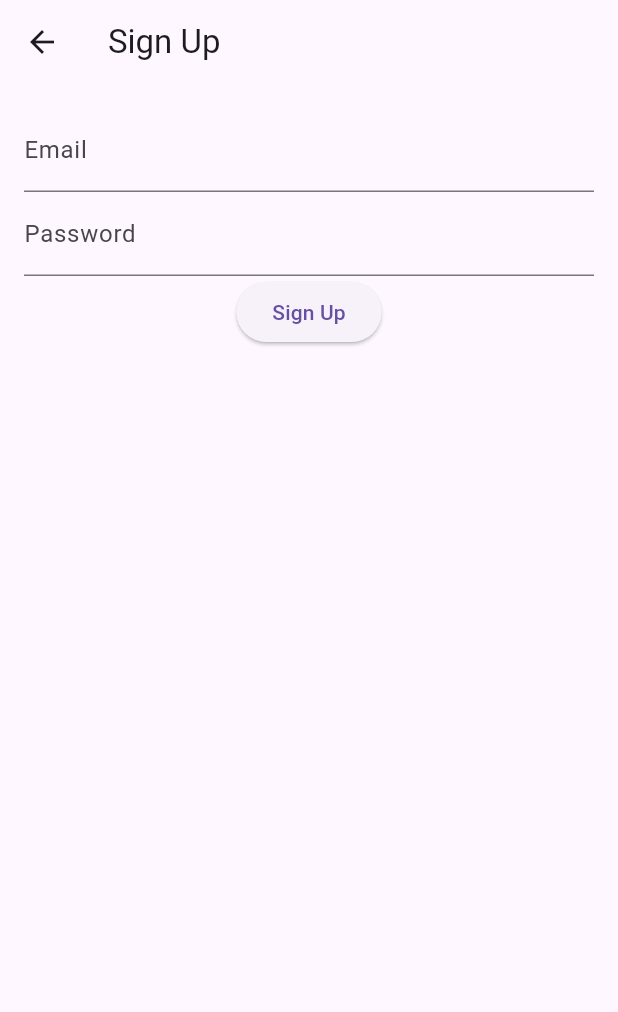
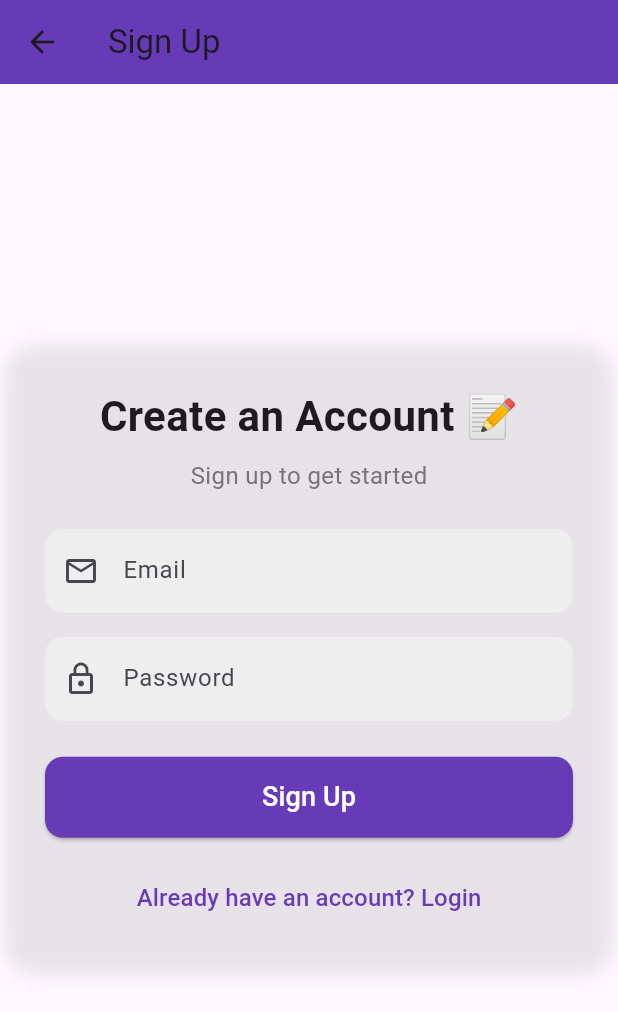
Before and after one commit to MostakAhmedShahad/lets_chat_2.0, a Flutter app: the screen it shows after launch, after a tap on "Don't have an account? Sign up", on a phone screen of 412 x 824 dp. Shown: the top 1012 px of the screen. Run offline on Flutter 3.47's test engine with Material 3 defaults, Android fonts, the phone set to English and light mode, and no system bars; our stand-ins replace cloud_firestore, equatable, firebase_auth, firebase_core, flutter_bloc; accounts and stored records are empty; network calls fail.

Commit message:
signup_ui_design

```diff
--- a/lib/screens/inbox_screen.dart
+++ b/lib/screens/inbox_screen.dart
@@ -49,7 +49,7 @@ class _InboxScreenState extends State<InboxScreen> {
                   borderRadius: BorderRadius.circular(12),
                   boxShadow: [
                     BoxShadow(
-                      color: Colors.black.withOpacity(0.1),
+                      color: Colors.black.withOpacity(0),
                       blurRadius: 10,
                       spreadRadius: 2,
                     ),
--- a/lib/screens/login_screen.dart
+++ b/lib/screens/login_screen.dart
@@ -22,7 +22,7 @@ class LoginScreen extends StatelessWidget {
         }
       },
       child: Scaffold(
-        appBar: AppBar(title: Text('Login')),
+
         body: Center(
           child: Container(
             padding: EdgeInsets.all(24),
--- a/lib/screens/signup_screen.dart
+++ b/lib/screens/signup_screen.dart
@@ -25,20 +25,76 @@ class SignupScreen extends StatelessWidget {
         }
       },
       child: Scaffold(
-        appBar: AppBar(title: Text('Sign Up')),
-        body: Padding(
-          padding: const EdgeInsets.all(16.0),
+        appBar: AppBar(
+          title: Text('Sign Up'),
+          backgroundColor: Colors.deepPurple,
+        ),
+        body: Center(
+          child: Container(
+            padding: EdgeInsets.all(24),
+            decoration: BoxDecoration(
+              borderRadius: BorderRadius.circular(20),
+              color: Colors.white.withOpacity(0.1), // Glassmorphism effect
+              boxShadow: [
+                BoxShadow(
+                  color: Colors.black.withOpacity(0.1),
+                  blurRadius: 10,
+                  spreadRadius: 2,
+                ),
+              ],
+            ),
+            width: 400, // Web-friendly width
             child: Column(
+              mainAxisSize: MainAxisSize.min, // Makes UI compact
               children: [
+                Text(
+                  "Create an Account 📝",
+                  style: TextStyle(
+                    fontSize: 28,
+                    fontWeight: FontWeight.bold,
+                  ),
+                ),
+                SizedBox(height: 8),
+                Text(
+                  "Sign up to get started",
+                  style: TextStyle(color: Colors.grey[600], fontSize: 16),
+                ),
+                SizedBox(height: 24),
+
+                // Email Field
                 TextField(
                   controller: _emailController,
-                decoration: InputDecoration(labelText: 'Email'),
+                  decoration: InputDecoration(
+                    labelText: 'Email',
+                    prefixIcon: Icon(Icons.email_outlined),
+                    filled: true,
+                    fillColor: Colors.grey[200],
+                    border: OutlineInputBorder(
+                      borderRadius: BorderRadius.circular(12),
+                      borderSide: BorderSide.none,
                     ),
+                  ),
+                ),
+                SizedBox(height: 16),
+
+                // Password Field
                 TextField(
                   controller: _passwordController,
-                decoration: InputDecoration(labelText: 'Password'),
+                  decoration: InputDecoration(
+                    labelText: 'Password',
+                    prefixIcon: Icon(Icons.lock_outline),
+                    filled: true,
+                    fillColor: Colors.grey[200],
+                    border: OutlineInputBorder(
+                      borderRadius: BorderRadius.circular(12),
+                      borderSide: BorderSide.none,
+                    ),
+                  ),
                   obscureText: true,
                 ),
+                SizedBox(height: 24),
+
+                // Sign Up Button
                 ElevatedButton(
                   onPressed: () {
                     final email = _emailController.text.trim();
@@ -55,9 +111,33 @@ class SignupScreen extends StatelessWidget {
                     // Dispatch SignUpRequested event
                     context.read<AuthBloc>().add(SignUpRequested(email, password));
                   },
-                child: Text('Sign Up'),
+                  style: ElevatedButton.styleFrom(
+                    backgroundColor: Colors.deepPurple, // Premium look
+                    padding: EdgeInsets.symmetric(vertical: 14),
+                    minimumSize: Size(double.infinity, 50),
+                    shape: RoundedRectangleBorder(
+                      borderRadius: BorderRadius.circular(12),
+                    ),
+                  ),
+                  child: Text(
+                    'Sign Up',
+                    style: TextStyle(fontSize: 18, color: Colors.white),
+                  ),
+                ),
+                SizedBox(height: 16),
+
+                // Sign In text
+                TextButton(
+                  onPressed: () {
+                    Navigator.pop(context); // Go back to LoginScreen
+                  },
+                  child: Text(
+                    "Already have an account? Login",
+                    style: TextStyle(color: Colors.deepPurple, fontSize: 16),
+                  ),
                 ),
               ],
+            ),
           ),
         ),
       ),
```
Also changed, not shown: lib/screens/chat_screen.dart (+86 -32 lines), firebase.json (added), 2 other files. Lines whose indentation alone changed are shown as unchanged.
